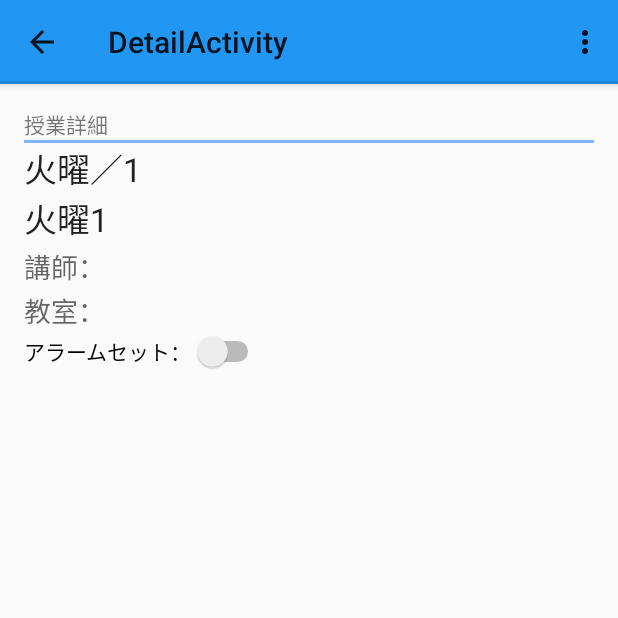
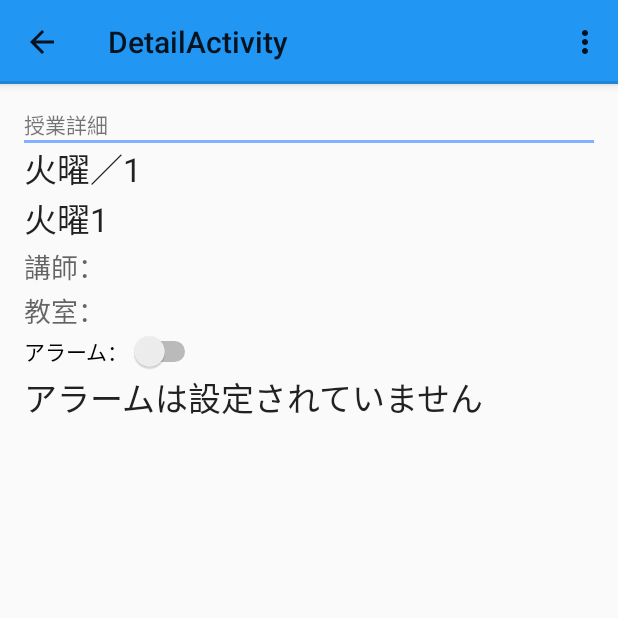
Before and after one commit to mhidaka/TimeTableFailure, an Android app: the screen it shows after launch (DetailActivity), after a tap on an icon or button, on a phone screen of 412 x 824 dp, the top half of it. Run offline under Robolectric (Android 15) with nearby library versions, the light colour scheme and no system bars.

```diff
--- a/app/src/main/java/jp/techinstitute/ti_046/timetablefailure/MainFragment.java
+++ b/app/src/main/java/jp/techinstitute/ti_046/timetablefailure/MainFragment.java
@@ -125,7 +125,7 @@ public class MainFragment extends android.support.v4.app.Fragment {
         }
 
         @Override
-        public boolean onItemLongClick(AdapterView<?> adapterView, final View view, final int position, long id) {
+        public boolean onItemLongClick(final AdapterView<?> adapterView, final View view, final int position, long id) {
             final TableHelper helper = new TableHelper(getContext());
             String[] menu = new String[] { "追加", "削除" };
             final AlertDialog.Builder builder = new AlertDialog.Builder(getContext());
@@ -145,6 +145,9 @@ public class MainFragment extends android.support.v4.app.Fragment {
                                 public void onClick(DialogInterface dialogInterface, int i) {
                                     int classId = position + 1;
                                     helper.deleteClassTable(classId);
+
+                                    // TODO: ArrayAdapter.notifyDataSetChanged()調べる。他のデータベース処理にも適用
+                                    adapter.notifyDataSetChanged();
                                 }
                             });
                             deleteBuilder.setNegativeButton("キャンセル", new DialogInterface.OnClickListener() {
--- a/app/src/main/java/jp/techinstitute/ti_046/timetablefailure/TableHelper.java
+++ b/app/src/main/java/jp/techinstitute/ti_046/timetablefailure/TableHelper.java
@@ -79,9 +79,16 @@ public class TableHelper extends SQLiteOpenHelper{
         values.put(KEY_NAME, classTable.getName());
         values.put(KEY_TEACHER, classTable.getTeacher());
         values.put(KEY_ROOM, classTable.getRoom());
-        values.put(KEY_HAS_ALARM, classTable.hasAlarm());
         values.put(KEY_ALARM_HOUR, classTable.getAlarmHour());
         values.put(KEY_ALARM_MINUTE, classTable.getAlarmMinute());
+
+        // hasAlarmだけbooleanなので別処理
+        if (classTable.hasAlarm()) {
+            values.put(KEY_HAS_ALARM, 1); // true
+        } else if (!classTable.hasAlarm()) {
+            values.put(KEY_HAS_ALARM, 0); // false
+        }
+
         long id = db.insert(TABLE_NAME, null, values);
         if (id == -1) {
             Log.v("Database", "Failed to insert classTable");
@@ -187,6 +194,13 @@ public class TableHelper extends SQLiteOpenHelper{
         values.put(KEY_ALARM_HOUR, classTable.getAlarmHour());
         values.put(KEY_ALARM_MINUTE, classTable.getAlarmMinute());
 
+        // hasAlarmだけbooleanなので別処理
+        if (classTable.hasAlarm()) {
+            values.put(KEY_HAS_ALARM, 1);
+        } else if (!classTable.hasAlarm()) {
+            values.put(KEY_HAS_ALARM, 0);
+        }
+
         String where = KEY_ID + "=?";
         int id = getId(classTable.getDay(), classTable.getTime());
         String[] args = { String.valueOf(id) };
--- a/app/src/main/res/layout/activity_detail.xml
+++ b/app/src/main/res/layout/activity_detail.xml
@@ -101,7 +101,14 @@
         android:id="@+id/switch_alarm"
         android:layout_width="wrap_content"
         android:layout_height="wrap_content"
-        android:text="アラームセット："/>
+        android:text="アラーム："/>
+
+    <TextView
+        android:id="@+id/text_alarm"
+        android:layout_width="wrap_content"
+        android:layout_height="wrap_content"
+        android:textAppearance="?android:textAppearanceLarge"
+        />
 
     <FrameLayout
         android:layout_width="fill_parent"
```
Also changed, not shown: app/src/main/java/jp/techinstitute/ti_046/timetablefailure/DetailActivity.java (+53 -10 lines), app/src/main/res/layout/fragment_set_alarm.xml (+9 -1 lines).
